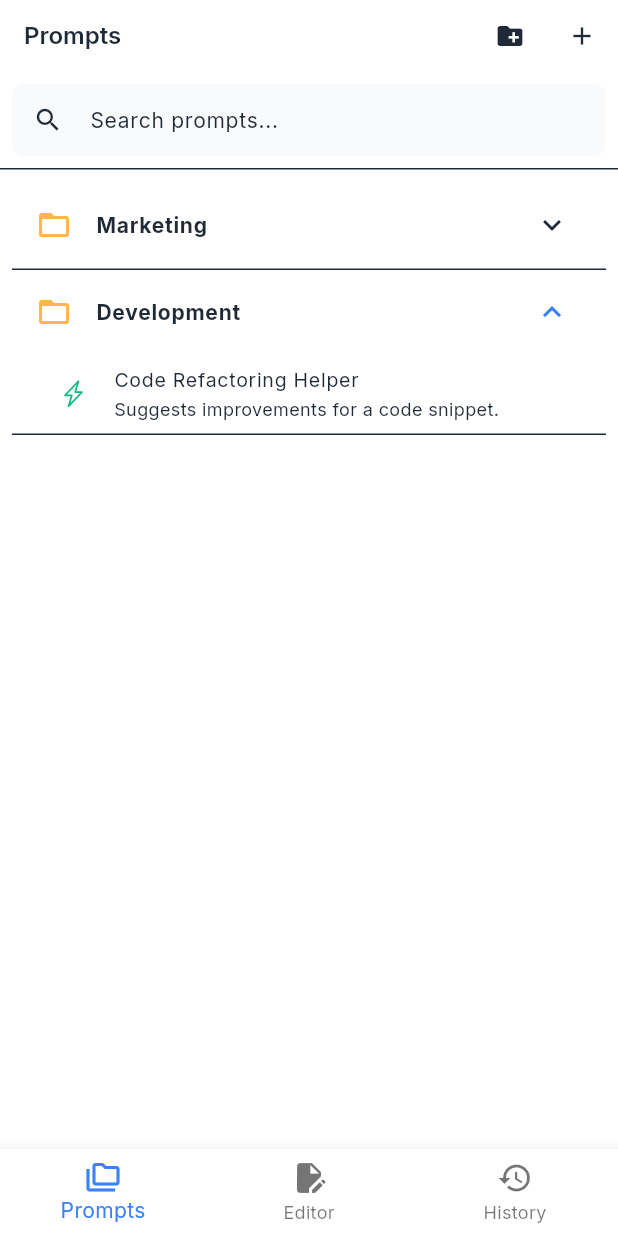
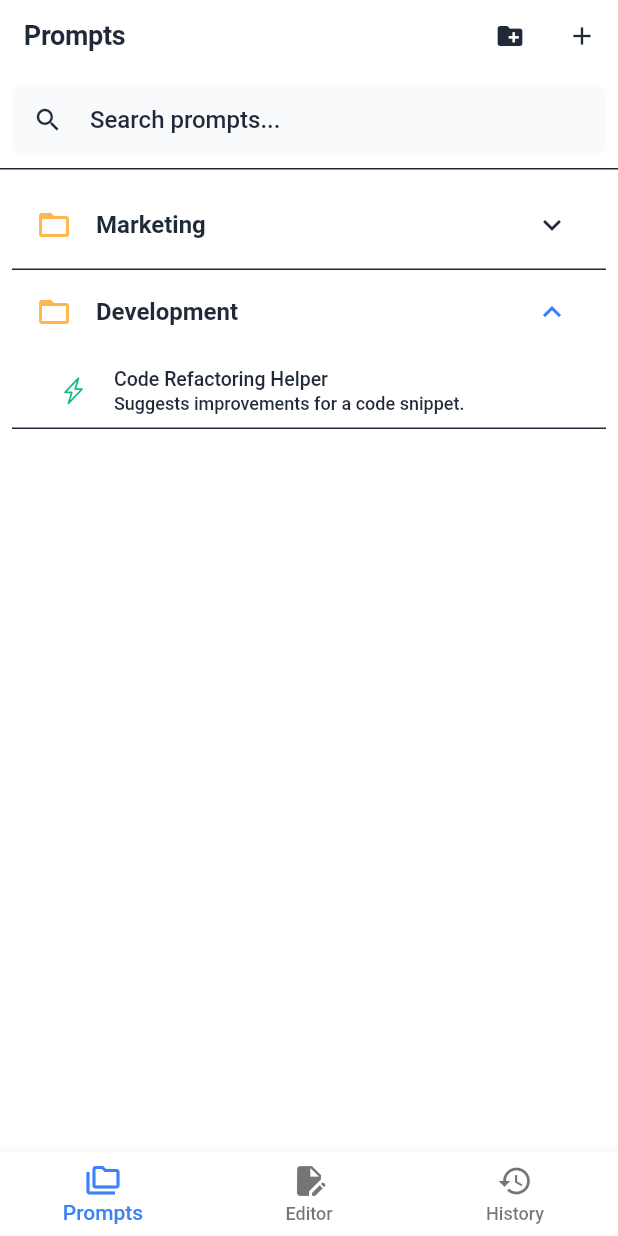
Before and after one commit to ngochoangjp/bookofprompt, a Flutter app: the screen it shows after launch, after a tap on "Marketing", on a phone screen of 412 x 824 dp. Run offline on Flutter 3.47's test engine with Material 3 defaults, Android fonts, the light colour scheme and no system bars; our stand-ins replace flutter_highlight, google_fonts, icons_plus; missing offline and left inert: flutter_code_editor, highlight.

Commit message:
update font

```diff
--- a/lib/core/theme/app_theme.dart
+++ b/lib/core/theme/app_theme.dart
@@ -32,14 +32,44 @@ class AppTheme {
     onSurface: Color(0xFFF1F5F9),
   );
 
-  // Typography (as per document)
+  // Typography (as per document) - Optimized for Windows clarity
   static final _textTheme = TextTheme(
-    displayLarge: GoogleFonts.inter(fontSize: 24, fontWeight: FontWeight.w600),
-    headlineSmall: GoogleFonts.inter(fontSize: 16, fontWeight: FontWeight.w600),
-    bodyLarge: GoogleFonts.inter(fontSize: 14, fontWeight: FontWeight.w400),
-    bodyMedium: GoogleFonts.inter(fontSize: 14, fontWeight: FontWeight.w400),
-    labelLarge: GoogleFonts.inter(fontSize: 14, fontWeight: FontWeight.w600),
-    bodySmall: GoogleFonts.inter(fontSize: 12, fontWeight: FontWeight.w400),
+    displayLarge: GoogleFonts.roboto(
+      fontSize: 24,
+      fontWeight: FontWeight.w600,
+      height: 1.2,
+      letterSpacing: -0.5,
+    ),
+    headlineSmall: GoogleFonts.roboto(
+      fontSize: 18,
+      fontWeight: FontWeight.w600,
+      height: 1.2,
+      letterSpacing: -0.2,
+    ),
+    bodyLarge: GoogleFonts.roboto(
+      fontSize: 16,
+      fontWeight: FontWeight.w500,
+      height: 1.3,
+      letterSpacing: 0,
+    ),
+    bodyMedium: GoogleFonts.roboto(
+      fontSize: 15,
+      fontWeight: FontWeight.w500,
+      height: 1.3,
+      letterSpacing: 0,
+    ),
+    labelLarge: GoogleFonts.roboto(
+      fontSize: 14,
+      fontWeight: FontWeight.w600,
+      height: 1.3,
+      letterSpacing: -0.1,
+    ),
+    bodySmall: GoogleFonts.roboto(
+      fontSize: 13,
+      fontWeight: FontWeight.w500,
+      height: 1.3,
+      letterSpacing: 0.1,
+    ),
   );
 
   static final ThemeData lightTheme = ThemeData(
--- a/lib/main.dart
+++ b/lib/main.dart
@@ -1,10 +1,15 @@
 import 'package:flutter/material.dart';
+import 'package:flutter/foundation.dart';
 import 'package:provider/provider.dart';
 import 'package:prompt_manager/features/prompt_management/presentation/screens/prompt_manager_screen.dart';
 import 'package:prompt_manager/features/prompt_management/presentation/providers/prompt_provider.dart';
 import 'package:prompt_manager/core/theme/app_theme.dart';
 
 void main() {
+  // Force high quality text rendering on Windows
+  if (defaultTargetPlatform == TargetPlatform.windows) {
+    debugDefaultTargetPlatformOverride = TargetPlatform.windows;
+  }
   runApp(const PromptManagerApp());
 }
 
```
Also changed, not shown: 1 other file.
